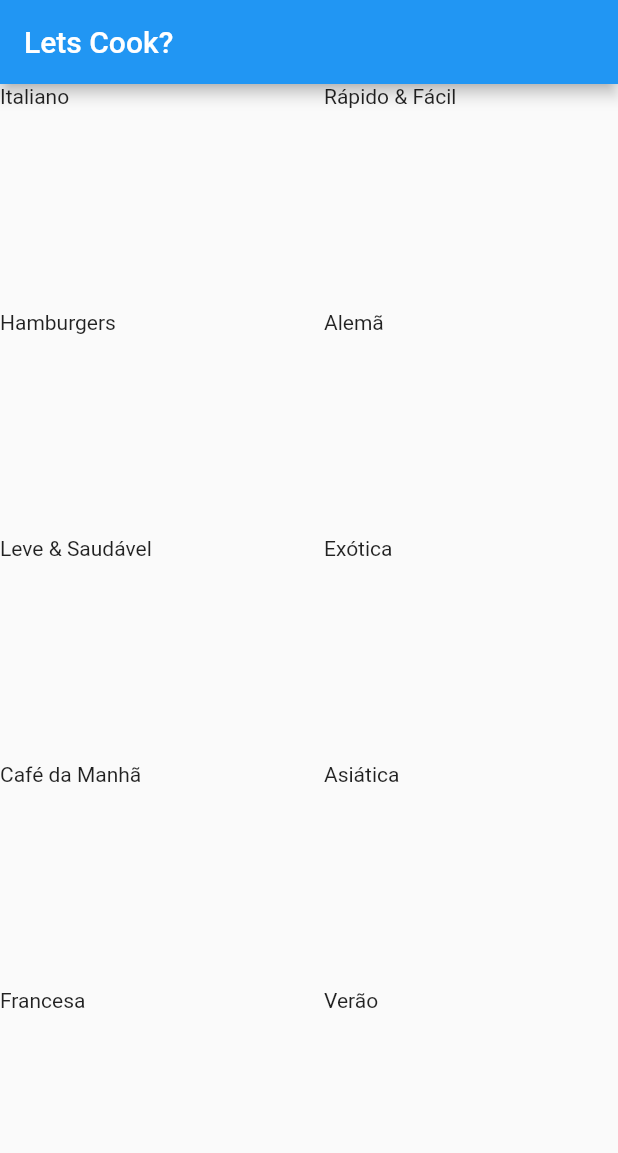
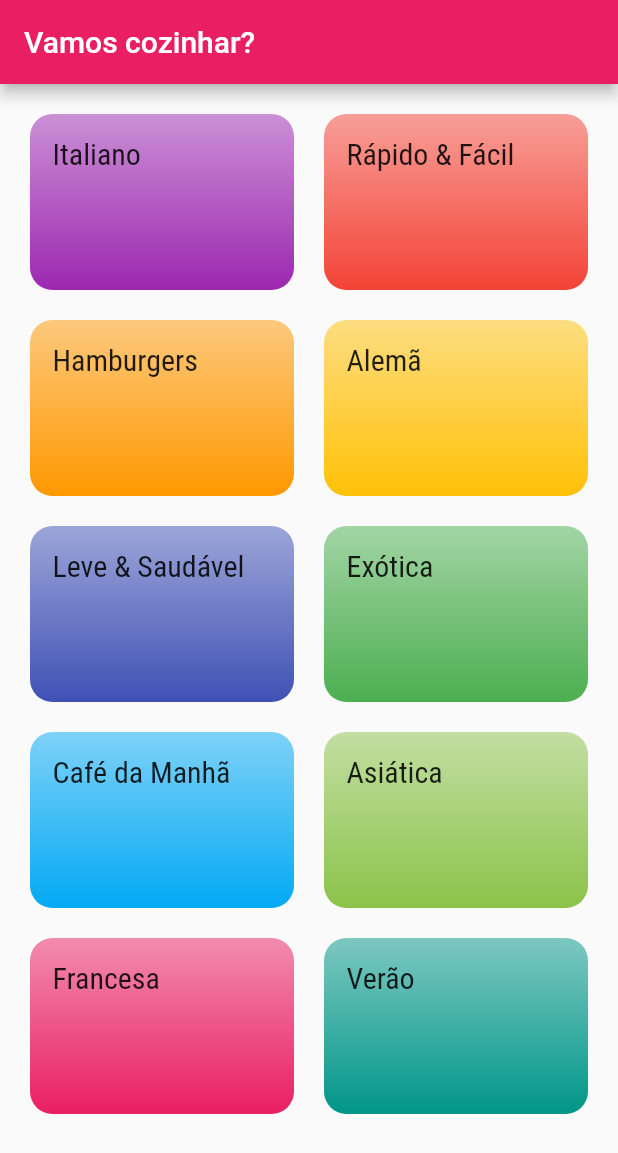
Before and after one commit to filipedoc/meals, a Flutter app: the screen it shows after launch, on a phone screen of 412 x 824 dp. Shown: the top 1153 px of the screen. Run offline on Flutter 3.47's test engine with Material 2 defaults, Android fonts, the phone set to English and light mode, and no system bars.

Commit message:
implementação inicial da tela de lista de refeições por categoria

```diff
--- a/lib/components/category_item.dart
+++ b/lib/components/category_item.dart
@@ -1,6 +1,7 @@
 import 'package:flutter/material.dart';
 import 'package:meals/models/category.dart';
 import '../models/category.dart';
+import '../screens/meals_list_screen.dart';
 
 class CategoryItem extends StatelessWidget {
   final Category category;
@@ -8,8 +9,39 @@ class CategoryItem extends StatelessWidget {
   // ignore: use_key_in_widget_constructors
   const CategoryItem(this.category);
 
+  void _selectCategory(BuildContext context) {
+    Navigator.of(context).push(MaterialPageRoute(
+      builder: (_) {
+        return MealsListScreen(category);
+      },
+    ));
+  }
+
   @override
   Widget build(BuildContext context) {
-    return Container(child: Text(category.title));
+    return InkWell(
+      onTap: () {
+        return _selectCategory(context);
+      },
+      borderRadius: BorderRadius.circular(15),
+      child: Container(
+        child: Text(
+          category.title,
+          style: Theme.of(context).textTheme.headline5,
+        ),
+        padding: const EdgeInsets.all(15),
+        decoration: BoxDecoration(
+          gradient: LinearGradient(
+            colors: [
+              category.color.withOpacity(0.5),
+              category.color,
+            ],
+            begin: Alignment.topCenter,
+            end: Alignment.bottomCenter,
+          ),
+          borderRadius: BorderRadius.circular(15),
+        ),
+      ),
+    );
   }
 }
--- a/lib/main.dart
+++ b/lib/main.dart
@@ -9,7 +9,15 @@ class MyApp extends StatelessWidget {
     return MaterialApp(
       title: 'Vamos Cozinhar?',
       theme: ThemeData(
-        primarySwatch: Colors.blue,
+        primarySwatch: Colors.pink,
+        accentColor: Colors.amber,
+        fontFamily: 'Raleway',
+        textTheme: ThemeData.light().textTheme.copyWith(
+              headline5: const TextStyle(
+                fontSize: 20,
+                fontFamily: 'RobotoCondensed',
+              ),
+            ),
       ),
       home: const CategoriesScreen(),
     );
--- a/lib/screens/categories_screen.dart
+++ b/lib/screens/categories_screen.dart
@@ -9,9 +9,10 @@ class CategoriesScreen extends StatelessWidget {
   Widget build(BuildContext context) {
     return Scaffold(
       appBar: AppBar(
-        title: const Text('Lets Cook?'),
+        title: const Text('Vamos cozinhar?'),
       ),
       body: GridView(
+          padding: const EdgeInsets.all(20),
           gridDelegate: const SliverGridDelegateWithMaxCrossAxisExtent(
             maxCrossAxisExtent: 200,
             childAspectRatio: 3 / 2,
```
Also changed, not shown: lib/screens/meals_list_screen.dart (added, +19 -0 lines), pubspec.yaml (+17 -11 lines), assets/fonts/Raleway-Black.ttf (added), assets/fonts/Raleway-Bold.ttf (added), assets/fonts/Raleway-Regular.ttf (added), assets/fonts/RobotoCondensed-Bold.ttf (added), assets/fonts/RobotoCondensed-Italic.ttf (added), assets/fonts/RobotoCondensed-Light.ttf (added), assets/fonts/RobotoCondensed-Regular.ttf (added).
